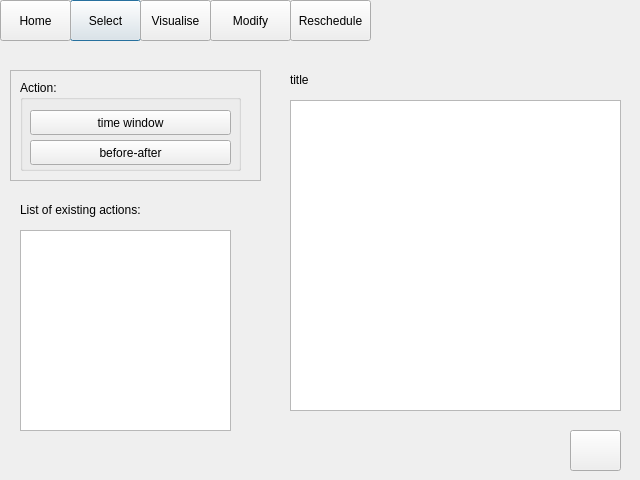
The window that rescheduleaction.ui (ariannabettin/FYPArianna) describes before a commit, drawn with Qt 5.
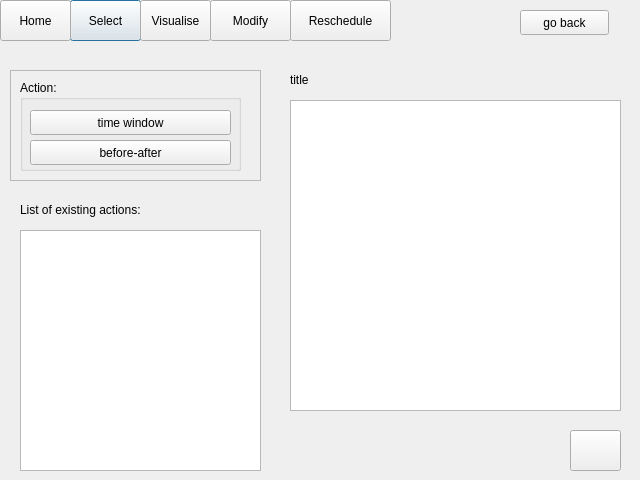
The same window after the commit.

```diff
--- a/rescheduleaction.ui
+++ b/rescheduleaction.ui
@@ -13,6 +13,9 @@
   <property name="windowTitle">
    <string>Dialog</string>
   </property>
+  <property name="styleSheet">
+   <string notr="true">font: 75 12pt &quot;TakaoPGothic&quot;;</string>
+  </property>
   <widget class="QPushButton" name="selectButton">
    <property name="geometry">
     <rect>
@@ -70,7 +73,7 @@
     <rect>
      <x>290</x>
      <y>0</y>
-     <width>81</width>
+     <width>101</width>
      <height>41</height>
     </rect>
    </property>
@@ -151,8 +154,8 @@
     <rect>
      <x>20</x>
      <y>230</y>
-     <width>211</width>
-     <height>201</height>
+     <width>241</width>
+     <height>241</height>
     </rect>
    </property>
   </widget>
@@ -161,7 +164,7 @@
     <rect>
      <x>20</x>
      <y>200</y>
-     <width>161</width>
+     <width>181</width>
      <height>20</height>
     </rect>
    </property>
@@ -192,6 +195,19 @@
     <string/>
    </property>
   </widget>
+  <widget class="QPushButton" name="backButton">
+   <property name="geometry">
+    <rect>
+     <x>520</x>
+     <y>10</y>
+     <width>89</width>
+     <height>25</height>
+    </rect>
+   </property>
+   <property name="text">
+    <string>go back</string>
+   </property>
+  </widget>
   <zorder>modifyButton</zorder>
   <zorder>selectButton</zorder>
   <zorder>homeButton</zorder>
```
Left out of the diff: 1 changed line with no effect on the pictures.
